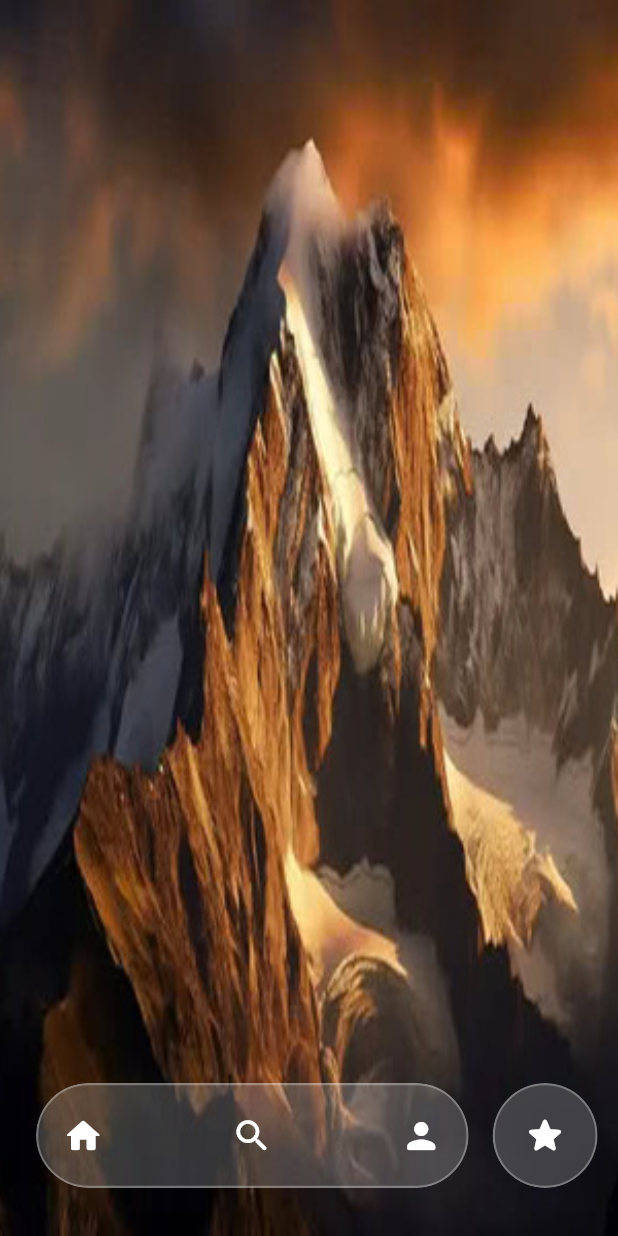
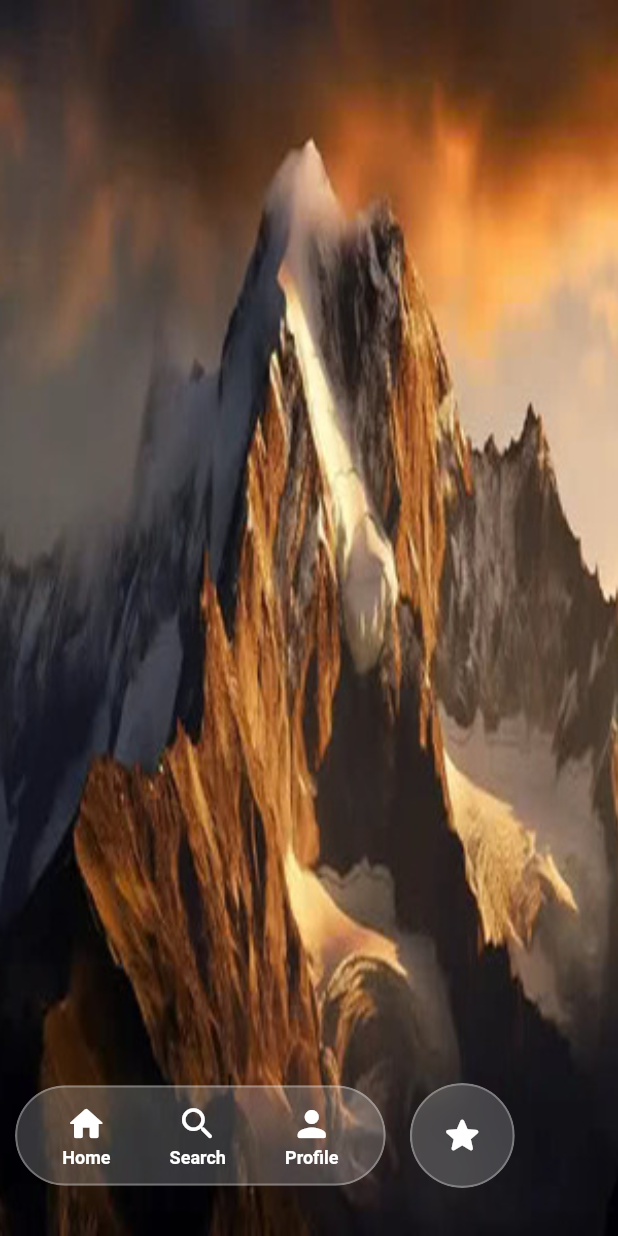
Before and after one commit to Someooo/my_flutter_template, a Flutter app: the screen it shows after launch, on a phone screen of 412 x 824 dp. Run offline on Flutter 3.47's test engine with Material 3 defaults, Android fonts, the light colour scheme and no system bars; our stand-ins replace equatable, firebase_analytics, firebase_crashlytics, flutter_screenutil, get; missing offline and left inert: cached_network_image_plus; accounts and stored records are empty; Roboto replaces fonts that are missing (Cairo).

Commit message:
COPLTETE FIX _toggleClassContainer

```diff
--- a/lib/features/home/presentation/screens/home_scrren.dart
+++ b/lib/features/home/presentation/screens/home_scrren.dart
@@ -13,7 +13,7 @@ class HomeScreen extends StatefulWidget {
 
 class _HomeScreenState extends State<HomeScreen> {
   static const double _overlayWidth = 80;
-  static const double _overlayHeight = 80;
+  static const double _overlayHeight = 60;
   static const double _navigationBottomPadding = 32;
   static const double _navigationHeight = 70;
   static const double _overlayExtension = 10;
@@ -45,7 +45,7 @@ class _HomeScreenState extends State<HomeScreen> {
   @override
   Widget build(BuildContext context) {
     final double screenWidth = MediaQuery.of(context).size.width;
-    final double navigationWidth = screenWidth * 0.7;
+    final double navigationWidth = screenWidth * 0.6;
     final double navStart = 24;
     final double navEnd = navStart + navigationWidth;
     final double initialOverlayLeft =
@@ -92,8 +92,9 @@ class _HomeScreenState extends State<HomeScreen> {
 
 
             Positioned(
-              left: navStart,
+              left: 10,
               bottom: 32,
+              right: 10,
               child: GlassNavigationBar(
                 width: navigationWidth,
                 showOverlay: _showOverlay,
@@ -255,30 +256,51 @@ class GlassNavigationBar extends StatelessWidget {
           onPanCancel: onPanCancel,
           child: GlassContainer(
             width: navWidth,
-            height: 70,
+            height: 67,
             enableBlur: false,
-            child: Padding(
-              padding: const EdgeInsets.symmetric(horizontal: 16),
+            child: Column(
+              children: [
+                SizedBox(height: 10),
+                Padding(
+                  padding: const EdgeInsets.symmetric(horizontal: 30),
                   child: Row(
                     mainAxisAlignment: MainAxisAlignment.spaceBetween,
+                    children: [
+                      // SizedBox(height: 10),
+                      Column(
                         children: [
                           Icon(
                             Icons.home_rounded,
                             color: activeIconIndex == 0 ? primaryColor : Colors.white,
                             size: 28,
                           ),
+                          Text('Home', style: TextStyle(color: Colors.white, fontSize: 12, fontWeight: FontWeight.w600),)
+                        ],
+                      ),
+                      Column(
+                        children: [
                           Icon(
                             Icons.search_rounded,
                             color: activeIconIndex == 1 ? primaryColor : Colors.white,
                             size: 28,
                           ),
+                          Text('Search', style: TextStyle(color: Colors.white, fontSize: 12, fontWeight: FontWeight.w600),)
+                        ],
+                      ),
+                      Column(
+                        children: [
                           Icon(
                             Icons.person_rounded,
                             color: activeIconIndex == 2 ? primaryColor : Colors.white,
                             size: 28,
                           ),
+                          Text('Profile', style: TextStyle(color: Colors.white, fontSize: 12, fontWeight: FontWeight.w600),)
                         ],
                       ),
+                    ],
+                  ),
+                ),
+              ],
             ),
           ),
         ),
```
Lines whose indentation alone changed are shown as unchanged.
